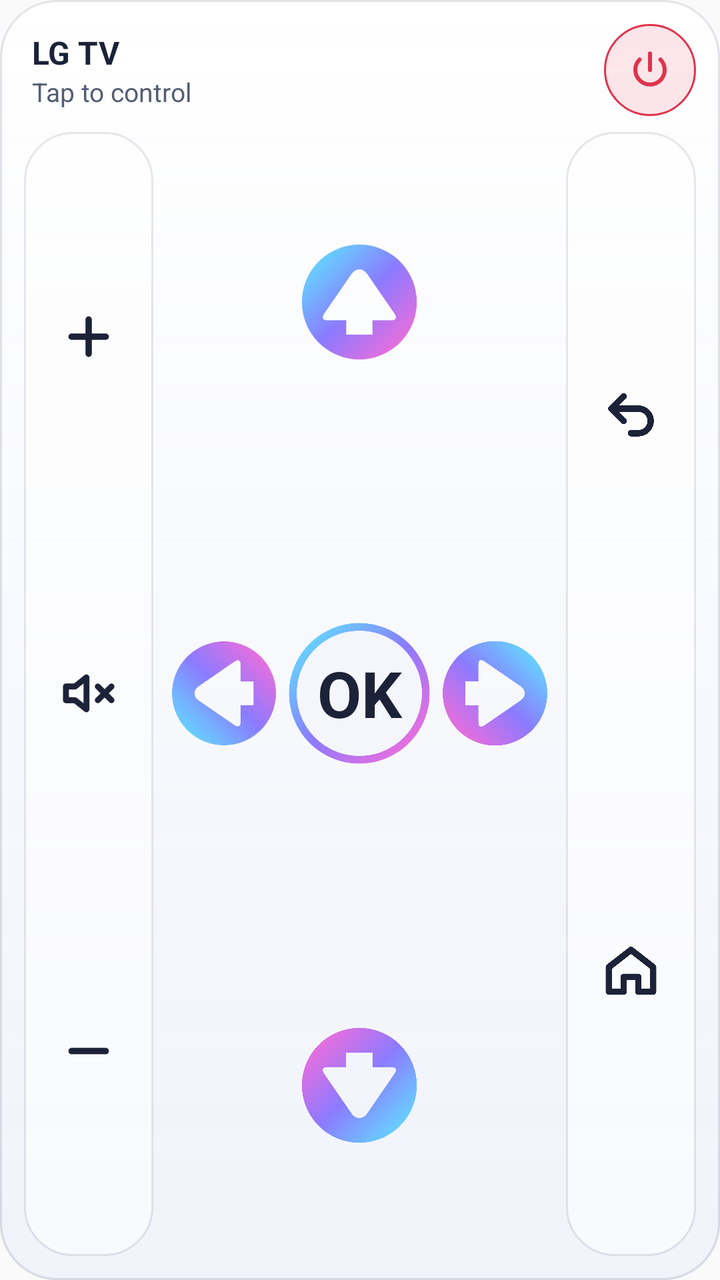
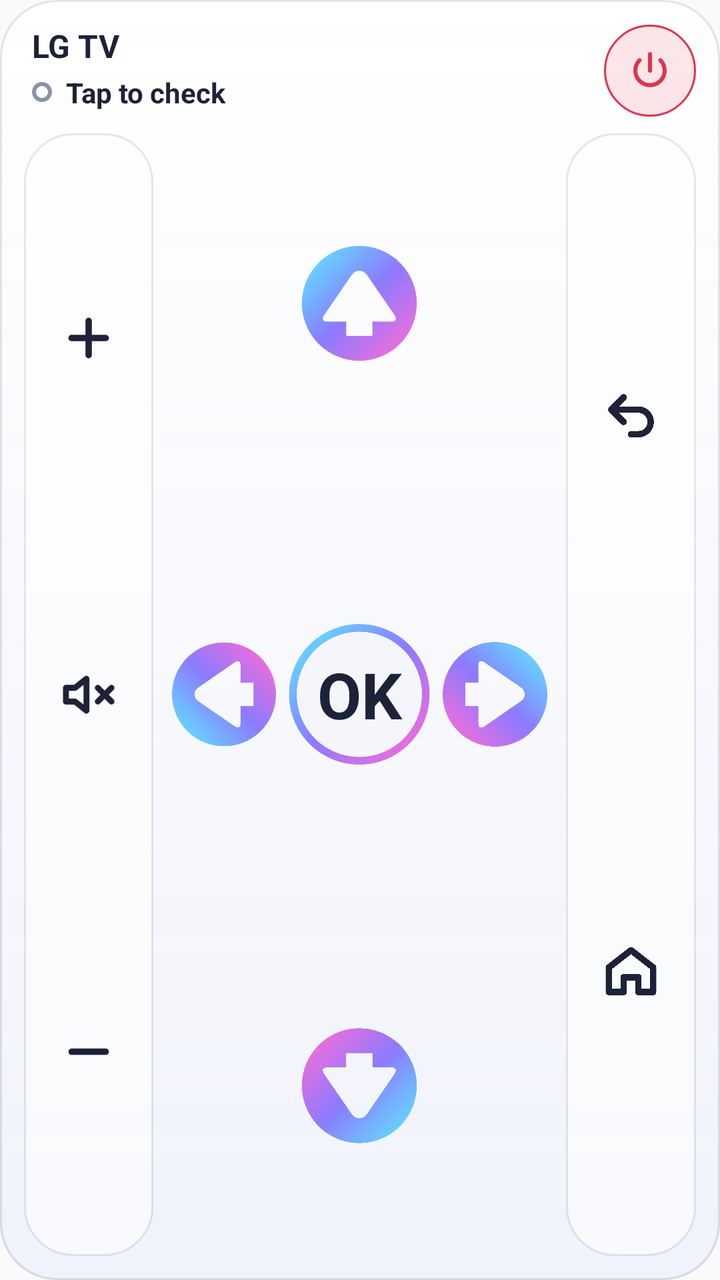

The first picture is an Android layout as it rendered before a commit; the second is the same layout after the commit. The layout source and the unified diff follow.
<!-- AndroidManifest.xml: application theme AppTheme -->
<!-- res/layout/widget_remote.xml -->
<?xml version="1.0" encoding="utf-8"?>
<LinearLayout xmlns:android="http://schemas.android.com/apk/res/android"
    android:id="@+id/w_root"
    android:layout_width="match_parent"
    android:layout_height="match_parent"
    android:background="@drawable/widget_bg"
    android:orientation="vertical"
    android:padding="12dp">

    
    <LinearLayout
        android:layout_width="match_parent"
        android:layout_height="wrap_content"
        android:gravity="center_vertical"
        android:orientation="horizontal"
        android:paddingStart="4dp">

        <LinearLayout
            android:id="@+id/w_title"
            android:layout_width="0dp"
            android:layout_height="wrap_content"
            android:layout_weight="1"
            android:orientation="vertical">

            <TextView
                android:layout_width="wrap_content"
                android:layout_height="wrap_content"
                android:text="LG TV"
                android:textColor="@color/w_fg"
                android:textSize="16sp"
                android:textStyle="bold" />

            <TextView
                android:id="@+id/w_status"
                android:layout_width="wrap_content"
                android:layout_height="wrap_content"
                android:maxLines="1"
                android:text="Tap to control"
                android:textColor="@color/w_fg_muted"
                android:textSize="13sp" />
        </LinearLayout>

        <ImageButton
            android:id="@+id/w_power"
            android:layout_width="46dp"
            android:layout_height="46dp"
            android:background="@drawable/widget_btn_power"
            android:contentDescription="Power"
            android:src="@drawable/wi_power" />
    </LinearLayout>

    
    <LinearLayout
        android:layout_width="match_parent"
        android:layout_height="0dp"
        android:layout_marginTop="8dp"
        android:layout_weight="1"
        android:orientation="horizontal">

        <LinearLayout
            android:layout_width="0dp"
            android:layout_height="match_parent"
            android:layout_weight="1"
            android:background="@drawable/widget_pill"
            android:orientation="vertical"
            android:padding="3dp">

            <ImageButton
                android:id="@+id/w_volup"
                android:layout_width="match_parent"
                android:layout_height="0dp"
                android:layout_weight="1"
                android:background="@null"
                android:contentDescription="Volume up"
                android:scaleType="fitCenter"
                android:src="@drawable/wi_plus" />

            <ImageButton
                android:id="@+id/w_mute"
                android:layout_width="match_parent"
                android:layout_height="0dp"
                android:layout_weight="0.8"
                android:background="@null"
                android:contentDescription="Mute"
                android:padding="2dp"
                android:scaleType="fitCenter"
                android:src="@drawable/wi_mute" />

            <ImageButton
                android:id="@+id/w_voldown"
                android:layout_width="match_parent"
                android:layout_height="0dp"
                android:layout_weight="1"
                android:background="@null"
                android:contentDescription="Volume down"
                android:scaleType="fitCenter"
                android:src="@drawable/wi_minus" />
        </LinearLayout>

        
        <LinearLayout
            android:layout_width="0dp"
            android:layout_height="match_parent"
            android:layout_marginStart="6dp"
            android:layout_marginEnd="6dp"
            android:layout_weight="3"
            android:orientation="vertical">

            <LinearLayout
                android:layout_width="match_parent"
                android:layout_height="0dp"
                android:layout_weight="1"
                android:orientation="horizontal">

                <FrameLayout
                    android:layout_width="0dp"
                    android:layout_height="match_parent"
                    android:layout_weight="1" />

                <ImageButton
                    android:id="@+id/w_up"
                    android:layout_width="0dp"
                    android:layout_height="match_parent"
                    android:layout_weight="1"
                    android:background="@null"
                    android:contentDescription="Up"
                    android:padding="1dp"
                    android:scaleType="fitCenter"
                    android:src="@drawable/wi_up" />

                <FrameLayout
                    android:layout_width="0dp"
                    android:layout_height="match_parent"
                    android:layout_weight="1" />
            </LinearLayout>

            <LinearLayout
                android:layout_width="match_parent"
                android:layout_height="0dp"
                android:layout_weight="1.3"
                android:orientation="horizontal">

                <ImageButton
                    android:id="@+id/w_left"
                    android:layout_width="0dp"
                    android:layout_height="match_parent"
                    android:layout_weight="1"
                    android:background="@null"
                    android:contentDescription="Left"
                    android:padding="1dp"
                    android:scaleType="fitCenter"
                    android:src="@drawable/wi_left" />

                <FrameLayout
                    android:id="@+id/w_ok"
                    android:layout_width="0dp"
                    android:layout_height="match_parent"
                    android:layout_weight="1.3"
                    android:contentDescription="OK">

                    <ImageView
                        android:layout_width="match_parent"
                        android:layout_height="match_parent"
                        android:duplicateParentState="true"
                        android:scaleType="fitCenter"
                        android:src="@drawable/wi_ok" />

                    <TextView
                        android:layout_width="match_parent"
                        android:layout_height="match_parent"
                        android:autoSizeMaxTextSize="32sp"
                        android:autoSizeMinTextSize="12sp"
                        android:autoSizeTextType="uniform"
                        android:duplicateParentState="true"
                        android:gravity="center"
                        android:maxLines="1"
                        android:padding="14dp"
                        android:text="OK"
                        android:textColor="@color/w_ok_text"
                        android:textStyle="bold" />
                </FrameLayout>

                <ImageButton
                    android:id="@+id/w_right"
                    android:layout_width="0dp"
                    android:layout_height="match_parent"
                    android:layout_weight="1"
                    android:background="@null"
                    android:contentDescription="Right"
                    android:padding="1dp"
                    android:scaleType="fitCenter"
                    android:src="@drawable/wi_right" />
            </LinearLayout>

            <LinearLayout
                android:layout_width="match_parent"
                android:layout_height="0dp"
                android:layout_weight="1"
                android:orientation="horizontal">

                <FrameLayout
                    android:layout_width="0dp"
                    android:layout_height="match_parent"
                    android:layout_weight="1" />

                <ImageButton
                    android:id="@+id/w_down"
                    android:layout_width="0dp"
                    android:layout_height="match_parent"
                    android:layout_weight="1"
                    android:background="@null"
                    android:contentDescription="Down"
                    android:padding="1dp"
                    android:scaleType="fitCenter"
                    android:src="@drawable/wi_down" />

                <FrameLayout
                    android:layout_width="0dp"
                    android:layout_height="match_parent"
                    android:layout_weight="1" />
            </LinearLayout>
        </LinearLayout>

        <LinearLayout
            android:layout_width="0dp"
            android:layout_height="match_parent"
            android:layout_weight="1"
            android:background="@drawable/widget_pill"
            android:orientation="vertical"
            android:padding="3dp">

            <ImageButton
                android:id="@+id/w_back"
                android:layout_width="match_parent"
                android:layout_height="0dp"
                android:layout_weight="1"
                android:background="@null"
                android:contentDescription="Back"
                android:scaleType="fitCenter"
                android:src="@drawable/wi_back" />

            <ImageButton
                android:id="@+id/w_home"
                android:layout_width="match_parent"
                android:layout_height="0dp"
                android:layout_weight="1"
                android:background="@null"
                android:contentDescription="Home"
                android:scaleType="fitCenter"
                android:src="@drawable/wi_home" />
        </LinearLayout>
    </LinearLayout>
</LinearLayout>
<!-- resources referenced by this layout -->
<resources>
  <color name="w_fg">#FF1C2238</color>
  <color name="w_fg_muted">#FF535C74</color>
  <!-- drawable wi_back (drawable) -->
  <?xml version="1.0" encoding="utf-8"?>
  <selector xmlns:android="http://schemas.android.com/apk/res/android">
      <item android:state_pressed="true" android:drawable="@drawable/wi_back_p"/>
      <item android:drawable="@drawable/wi_back_n"/>
  </selector>
  <!-- drawable wi_down (drawable) -->
  <?xml version="1.0" encoding="utf-8"?>
  <selector xmlns:android="http://schemas.android.com/apk/res/android">
      <item android:state_pressed="true" android:drawable="@drawable/wi_down_p"/>
      <item android:drawable="@drawable/wi_down_n"/>
  </selector>
  <!-- drawable wi_home (drawable) -->
  <?xml version="1.0" encoding="utf-8"?>
  <selector xmlns:android="http://schemas.android.com/apk/res/android">
      <item android:state_pressed="true" android:drawable="@drawable/wi_home_p"/>
      <item android:drawable="@drawable/wi_home_n"/>
  </selector>
  <!-- drawable wi_left (drawable) -->
  <?xml version="1.0" encoding="utf-8"?>
  <selector xmlns:android="http://schemas.android.com/apk/res/android">
      <item android:state_pressed="true" android:drawable="@drawable/wi_left_p"/>
      <item android:drawable="@drawable/wi_left_n"/>
  </selector>
  <!-- drawable wi_minus (drawable) -->
  <?xml version="1.0" encoding="utf-8"?>
  <selector xmlns:android="http://schemas.android.com/apk/res/android">
      <item android:state_pressed="true" android:drawable="@drawable/wi_minus_p"/>
      <item android:drawable="@drawable/wi_minus_n"/>
  </selector>
  <!-- drawable wi_mute (drawable) -->
  <?xml version="1.0" encoding="utf-8"?>
  <selector xmlns:android="http://schemas.android.com/apk/res/android">
      <item android:state_pressed="true" android:drawable="@drawable/wi_mute_p"/>
      <item android:drawable="@drawable/wi_mute_n"/>
  </selector>
  <!-- drawable wi_ok (drawable) -->
  <?xml version="1.0" encoding="utf-8"?>
  <selector xmlns:android="http://schemas.android.com/apk/res/android">
      <item android:state_pressed="true" android:drawable="@drawable/wi_ok_p"/>
      <item android:drawable="@drawable/wi_ok_n"/>
  </selector>
  <!-- drawable wi_plus (drawable) -->
  <?xml version="1.0" encoding="utf-8"?>
  <selector xmlns:android="http://schemas.android.com/apk/res/android">
      <item android:state_pressed="true" android:drawable="@drawable/wi_plus_p"/>
      <item android:drawable="@drawable/wi_plus_n"/>
  </selector>
  <!-- drawable wi_right (drawable) -->
  <?xml version="1.0" encoding="utf-8"?>
  <selector xmlns:android="http://schemas.android.com/apk/res/android">
      <item android:state_pressed="true" android:drawable="@drawable/wi_right_p"/>
      <item android:drawable="@drawable/wi_right_n"/>
  </selector>
  <!-- drawable wi_up (drawable) -->
  <?xml version="1.0" encoding="utf-8"?>
  <selector xmlns:android="http://schemas.android.com/apk/res/android">
      <item android:state_pressed="true" android:drawable="@drawable/wi_up_p"/>
      <item android:drawable="@drawable/wi_up_n"/>
  </selector>
  <style name="AppTheme" parent="Theme.AppCompat.Light.DarkActionBar">
          
          <item name="colorPrimary">@color/colorPrimary</item>
          <item name="colorPrimaryDark">@color/colorPrimaryDark</item>
          <item name="colorAccent">@color/colorAccent</item>
      </style>
  <color name="w_power">#FFE0334D</color>
  <color name="w_bg_top">#E6FFFFFF</color>
  <color name="w_bg_bottom">#D9EEF1FA</color>
  <color name="w_shine">#80FFFFFF</color>
  <color name="w_edge">#1F141C3C</color>
  <color name="w_power_bg">#1FE0334D</color>
  <color name="w_pill">#99FFFFFF</color>
  <color name="w_btn_edge">#1A141C3C</color>
  <color name="w_ok_bg">#FFF4F6FB</color>
  <!-- unchanged entries left out for length: 24 -->
</resources>

<!-- the commit's change to res/layout/widget_remote.xml (unified diff, before → after) -->
@@ -22,7 +22,9 @@
             android:layout_weight="1"
             android:orientation="vertical">
 
+            
             <TextView
+                android:id="@+id/w_name"
                 android:layout_width="wrap_content"
                 android:layout_height="wrap_content"
                 android:text="LG TV"
@@ -30,14 +32,34 @@
                 android:textSize="16sp"
                 android:textStyle="bold" />
 
-            <TextView
-                android:id="@+id/w_status"
+            
+            <LinearLayout
+                android:id="@+id/w_status_row"
                 android:layout_width="wrap_content"
                 android:layout_height="wrap_content"
-                android:maxLines="1"
-                android:text="Tap to control"
-                android:textColor="@color/w_fg_muted"
-                android:textSize="13sp" />
+                android:gravity="center_vertical"
+                android:orientation="horizontal"
+                android:paddingTop="3dp"
+                android:paddingBottom="3dp"
+                android:paddingEnd="8dp">
+
+                <ImageView
+                    android:id="@+id/w_dot"
+                    android:layout_width="10dp"
+                    android:layout_height="10dp"
+                    android:src="@drawable/w_dot_unknown" />
+
+                <TextView
+                    android:id="@+id/w_status"
+                    android:layout_width="wrap_content"
+                    android:layout_height="wrap_content"
+                    android:layout_marginStart="7dp"
+                    android:maxLines="1"
+                    android:text="Tap to check"
+                    android:textColor="@color/w_fg"
+                    android:textSize="14sp"
+                    android:textStyle="bold" />
+            </LinearLayout>
         </LinearLayout>
 
         <ImageButton
<!-- resource entries referenced after the edit -->
@@ -1,7 +1,12 @@
 <!-- resources referenced by this layout -->
 <resources>
   <color name="w_fg">#FF1C2238</color>
-  <color name="w_fg_muted">#FF535C74</color>
+  <!-- drawable w_dot_unknown (drawable) -->
+  <?xml version="1.0" encoding="utf-8"?>
+  <shape xmlns:android="http://schemas.android.com/apk/res/android" android:shape="oval">
+      <solid android:color="#00000000"/>
+      <stroke android:width="2dp" android:color="#FF8A93A6"/>
+  </shape>
   <!-- drawable wi_back (drawable) -->
   <?xml version="1.0" encoding="utf-8"?>
   <selector xmlns:android="http://schemas.android.com/apk/res/android">
